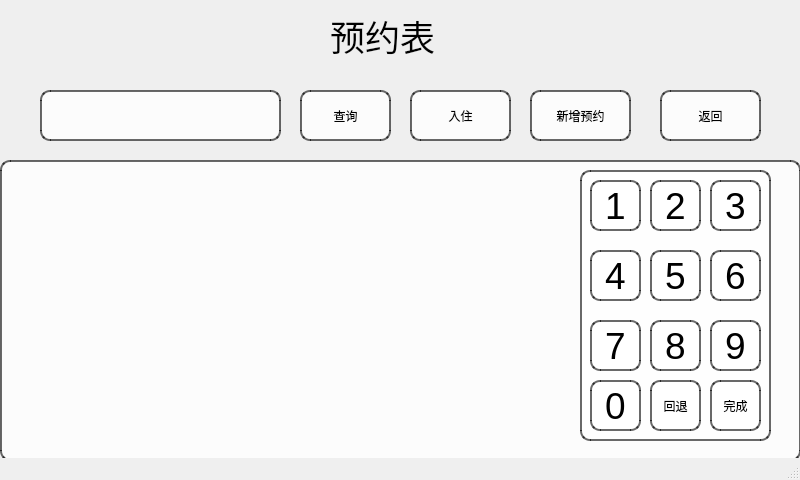
Above: reservation_list.ui from PengXinYu200133/QT- before the change. Below: the same form after it.
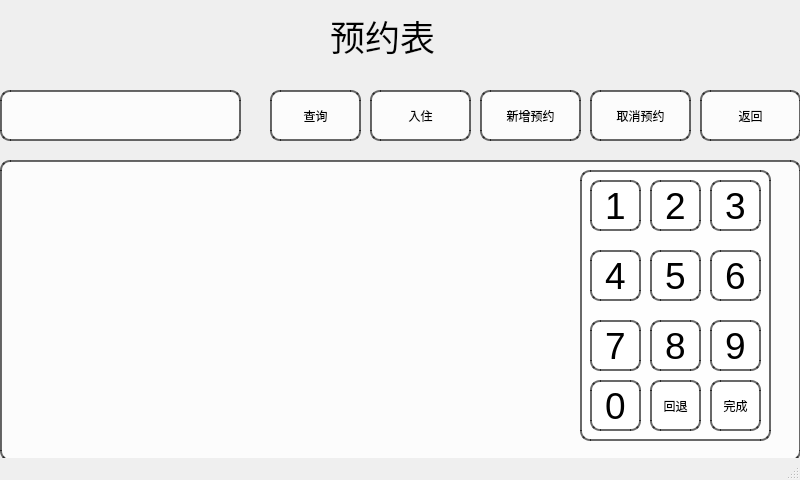
That is the form after the change.

```diff
--- a/reservation_list.ui
+++ b/reservation_list.ui
@@ -51,7 +51,7 @@
    <widget class="QPushButton" name="pushButton">
     <property name="geometry">
      <rect>
-      <x>410</x>
+      <x>370</x>
       <y>90</y>
       <width>101</width>
       <height>51</height>
@@ -69,7 +69,7 @@
    <widget class="QTextEdit" name="numberinput">
     <property name="geometry">
      <rect>
-      <x>40</x>
+      <x>0</x>
       <y>90</y>
       <width>241</width>
       <height>51</height>
@@ -387,7 +387,7 @@
    <widget class="QPushButton" name="pushButton_12">
     <property name="geometry">
      <rect>
-      <x>660</x>
+      <x>700</x>
       <y>90</y>
       <width>101</width>
       <height>51</height>
@@ -405,7 +405,7 @@
    <widget class="QPushButton" name="new_2">
     <property name="geometry">
      <rect>
-      <x>530</x>
+      <x>480</x>
       <y>90</y>
       <width>101</width>
       <height>51</height>
@@ -423,7 +423,7 @@
    <widget class="QPushButton" name="pushButton_search">
     <property name="geometry">
      <rect>
-      <x>300</x>
+      <x>270</x>
       <y>90</y>
       <width>91</width>
       <height>51</height>
@@ -438,6 +438,24 @@
      <string>查询</string>
     </property>
    </widget>
+   <widget class="QPushButton" name="pushButton_13">
+    <property name="geometry">
+     <rect>
+      <x>590</x>
+      <y>90</y>
+      <width>101</width>
+      <height>51</height>
+     </rect>
+    </property>
+    <property name="styleSheet">
+     <string notr="true">border: 2px solid rgba(0, 0, 0, 150); /* 黑色边框，150为不透明度 */
+    background-color: rgba(255, 255, 255, 200); /* 白色背景，200为不透明度 */
+    border-radius: 10px; /* 圆角边框 */</string>
+    </property>
+    <property name="text">
+     <string>取消预约</string>
+    </property>
+   </widget>
   </widget>
   <widget class="QStatusBar" name="statusbar"/>
  </widget>
```
